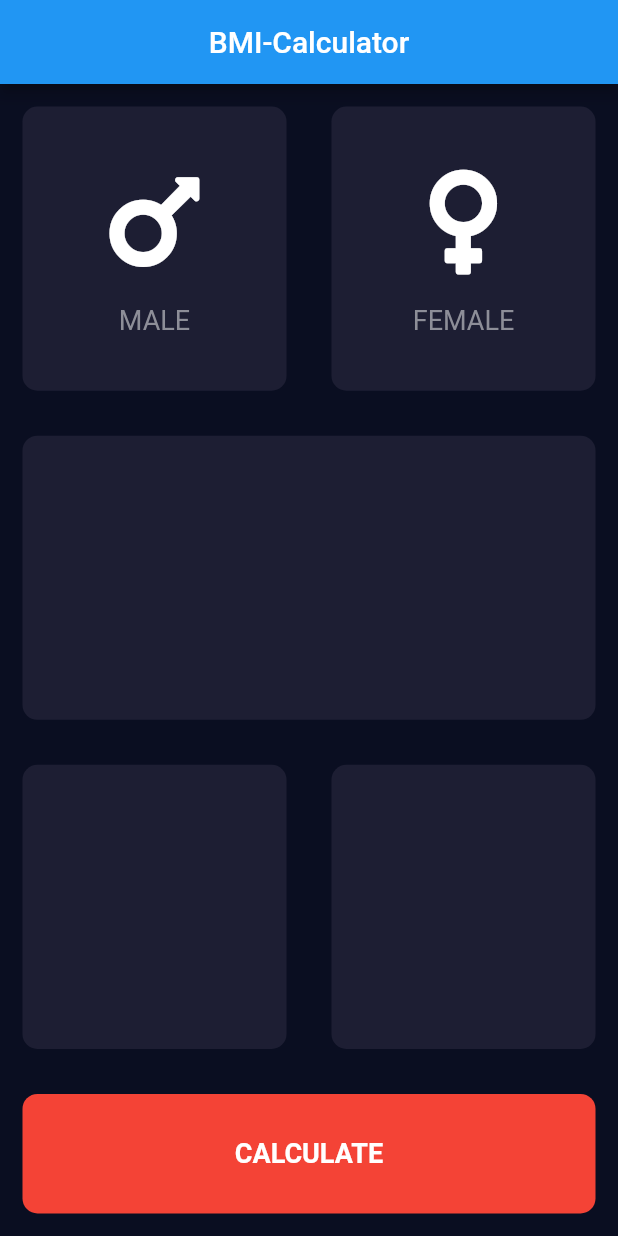
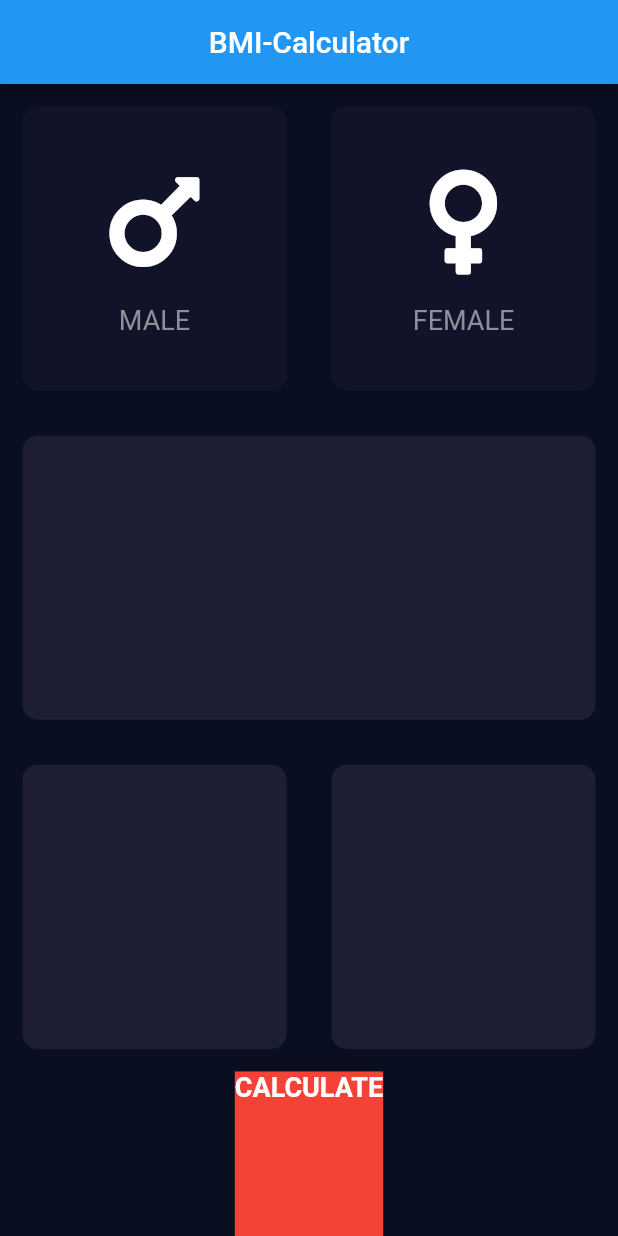
Before and after one commit to AKASHANGADII/bmi-calculator, a Flutter app: the screen it shows after launch, on a phone screen of 412 x 824 dp. Run offline on Flutter 3.47's test engine with Material 2 defaults, Android fonts, the phone set to English and light mode, and no system bars; our stand-ins replace font_awesome_flutter.

```diff
--- a/lib/home_page.dart
+++ b/lib/home_page.dart
@@ -1,9 +1,15 @@
 import 'package:flutter/material.dart';
+import 'icon_content.dart';
 import 'package:font_awesome_flutter/font_awesome_flutter.dart';
 import 'reusable_card.dart';
-import 'icon_content.dart';
 
 const activeCardColour = Color(0xFF1D1E33);
+const inactiveCardColour = Color(0xFF111328);
+
+enum Gender {
+  male,
+  female,
+}
 
 class HomePage extends StatefulWidget {
   const HomePage({Key key}) : super(key: key);
@@ -12,6 +18,27 @@ class HomePage extends StatefulWidget {
 }
 
 class _HomePageState extends State<HomePage> {
+  Color maleCardColor = inactiveCardColour;
+  Color femaleCardColor = inactiveCardColour;
+
+  void genderCardColor(Gender selectedGender) {
+    if (selectedGender == Gender.male) {
+      if (maleCardColor == inactiveCardColour) {
+        maleCardColor = activeCardColour;
+        femaleCardColor = inactiveCardColour;
+      } else {
+        maleCardColor = inactiveCardColour;
+      }
+    } else {
+      if (femaleCardColor == inactiveCardColour) {
+        femaleCardColor = activeCardColour;
+        maleCardColor = inactiveCardColour;
+      } else {
+        femaleCardColor = inactiveCardColour;
+      }
+    }
+  }
+
   @override
   Widget build(BuildContext context) {
     return Scaffold(
@@ -28,14 +55,28 @@ class _HomePageState extends State<HomePage> {
               child: Row(
                 children: [
                   Expanded(
+                    child: GestureDetector(
+                      onTap: () {
+                        setState(() {
+                          genderCardColor(Gender.male);
+                        });
+                      },
+                      child: GestureDetector(
+                        onTap: () {
+                          setState(() {
+                            genderCardColor(Gender.female);
+                          });
+                        },
                         child: ReusableCard(
-                      colour: activeCardColour,
+                          colour: maleCardColor,
                           cardChild: IconContent(icon: FontAwesomeIcons.mars, label: 'MALE'),
+                        ),
+                      ),
                     ),
                   ),
                   Expanded(
                     child: ReusableCard(
-                      colour: activeCardColour,
+                      colour: femaleCardColor,
                       cardChild: IconContent(icon: FontAwesomeIcons.venus, label: 'FEMALE'),
                     ),
                   ),
@@ -62,12 +103,6 @@ class _HomePageState extends State<HomePage> {
             Expanded(
               flex: 1,
               child: Container(
-                margin: EdgeInsets.all(15.0),
-                decoration: BoxDecoration(
-                  borderRadius: BorderRadius.circular(10.0),
-                  color: Colors.red,
-                ),
-                child: Center(
                 child: Text(
                   'CALCULATE',
                   style: TextStyle(
@@ -76,7 +111,7 @@ class _HomePageState extends State<HomePage> {
                     color: Color(0xFFFFFFFF),
                   ),
                 ),
-                ),
+                color: Colors.red,
               ),
             )
           ],
```
Lines whose indentation alone changed are shown as unchanged.
